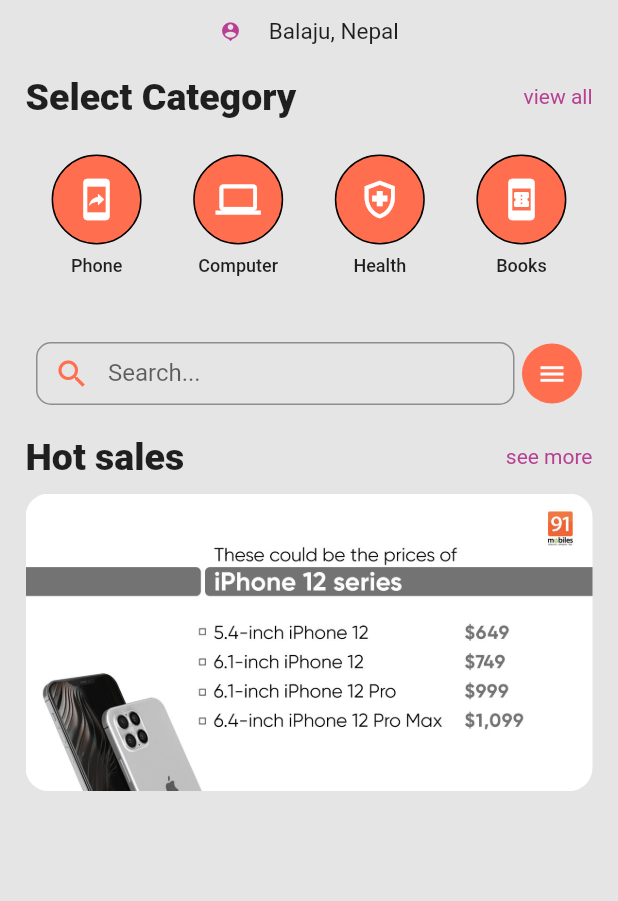
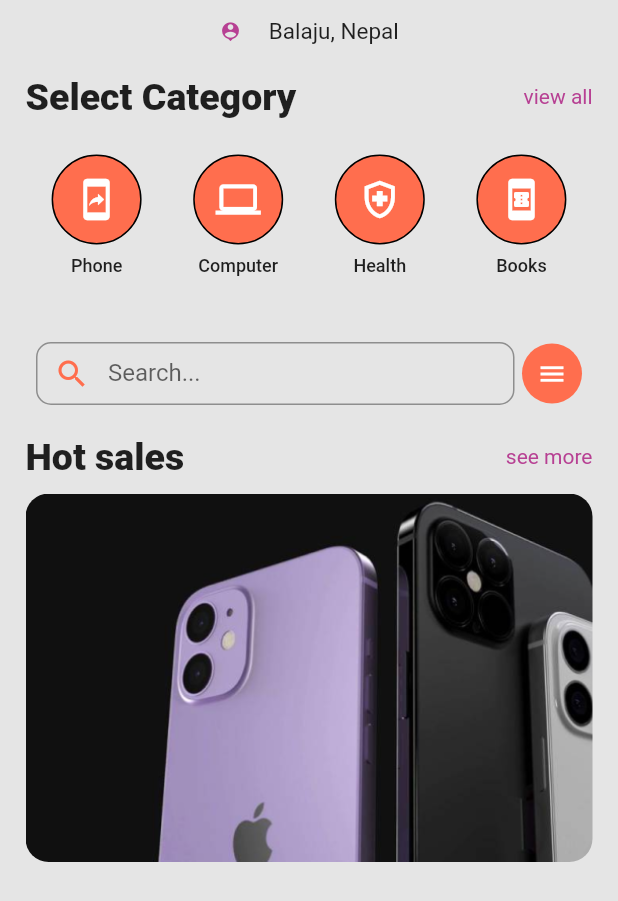
Before and after one commit to RUPAAK/ecommerce_design, a Flutter app: the screen it shows after launch, on a phone screen of 412 x 824 dp. Shown: the top 901 px of the screen. Run offline on Flutter 3.47's test engine with Material 2 defaults, Android fonts, the phone set to English and light mode, and no system bars.

Commit message:
hot sales photo change

```diff
--- a/lib/pages/home.dart
+++ b/lib/pages/home.dart
@@ -238,7 +238,7 @@
               child: ClipRRect(
                 borderRadius: BorderRadius.circular(15.50),
                 child: Image(
-                  image: AssetImage('assets/images/iphone.jpg'),
+                  image: AssetImage('assets/images/iphone.png'),
                 ),
               ),
             ),
--- a/pubspec.yaml
+++ b/pubspec.yaml
@@ -59,7 +59,7 @@
 
   # To add assets to your application, add an assets section, like this:
   assets:
-    - assets/images/iphone.jpg
+    - assets/images/iphone.png
     # - images/a_dot_ham.jpeg
 
   # An image asset can refer to one or more resolution-specific "variants", see
```
Also changed, not shown: assets/images/iphone.jpg (deleted), assets/images/iphone.png (added).
